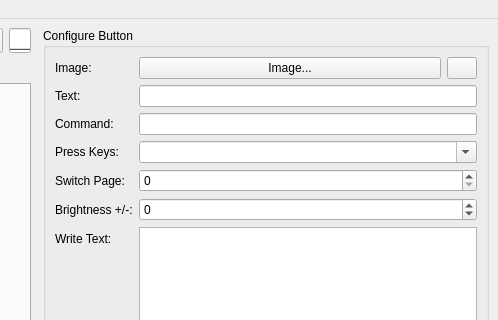
Above: streamdeck_ui/main.ui from timothycrosley/streamdeck-ui before the change; both pictures show x 442 to 940 and y 0 to 320 of the 940 by 490 pixel window. Below: the same form after it.
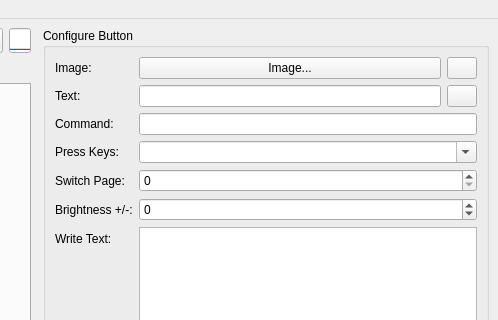
That is the form after the change. Icons and pictures are not drawn.

```diff
--- a/streamdeck_ui/main.ui
+++ b/streamdeck_ui/main.ui
@@ -289,9 +289,6 @@
                </property>
               </widget>
              </item>
-             <item row="1" column="1">
-              <widget class="QLineEdit" name="text"/>
-             </item>
              <item row="2" column="0">
               <widget class="QLabel" name="label_3">
                <property name="text">
@@ -440,6 +437,39 @@
              <item row="6" column="1">
               <widget class="QPlainTextEdit" name="write"/>
              </item>
+             <item row="1" column="1">
+              <layout class="QHBoxLayout" name="horizontalLayout_3">
+               <item>
+                <widget class="QLineEdit" name="text"/>
+               </item>
+               <item>
+                <widget class="QPushButton" name="textButton">
+                 <property name="minimumSize">
+                  <size>
+                   <width>30</width>
+                   <height>0</height>
+                  </size>
+                 </property>
+                 <property name="maximumSize">
+                  <size>
+                   <width>30</width>
+                   <height>16777215</height>
+                  </size>
+                 </property>
+                 <property name="toolTip">
+                  <string>Text vertical alignment</string>
+                 </property>
+                 <property name="text">
+                  <string/>
+                 </property>
+                 <property name="icon">
+                  <iconset resource="resources.qrc">
+                   <normaloff>:/icons/icons/vertical-align.png</normaloff>:/icons/icons/vertical-align.png</iconset>
+                 </property>
+                </widget>
+               </item>
+              </layout>
+             </item>
             </layout>
            </item>
           </layout>
```
Left out of the diff: 14 changed lines with no effect on the pictures.
